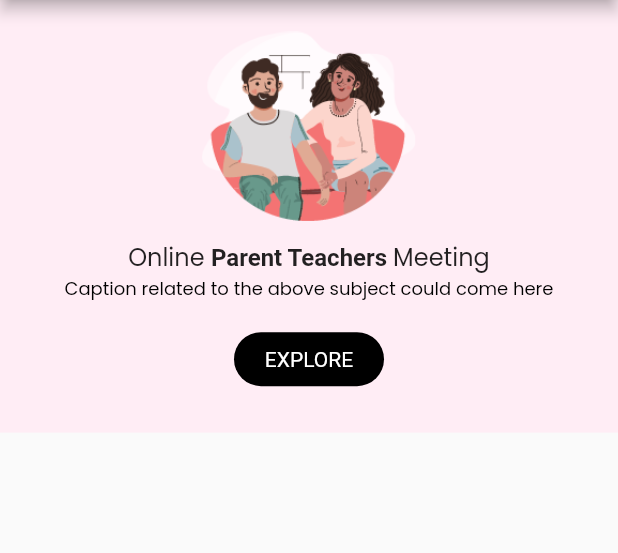
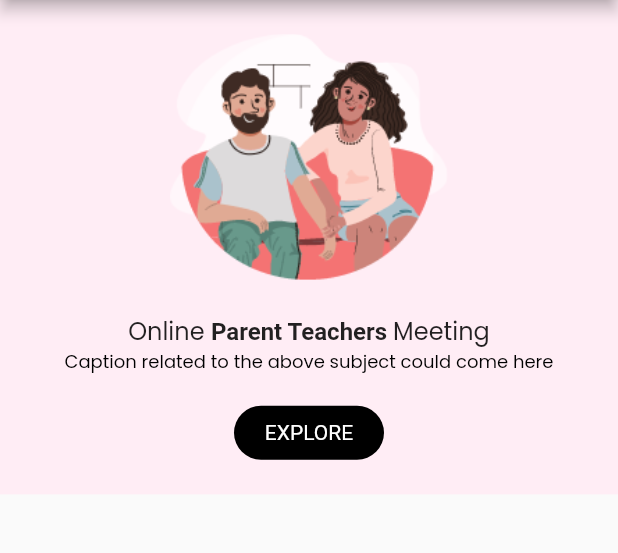
Before and after one commit to MMRoopa/coin_popup, a Flutter app: the PromoCard screen opened directly, on a phone screen of 412 x 824 dp, the part 84-637 px from its top. Run offline on Flutter 3.47's test engine with Material 2 defaults, Android fonts, the phone set to English and light mode, and no system bars; drawn by our look-alikes of auto_size_text.

Commit message:
image height and widget function corrections

```diff
--- a/lib/promo_card.dart
+++ b/lib/promo_card.dart
@@ -1,7 +1,5 @@
 import 'package:auto_size_text/auto_size_text.dart';
 import 'package:flutter/material.dart';
-
-import 'main.dart';
 
 class PromoCard extends StatefulWidget {
   const PromoCard({Key? key}) : super(key: key);
@@ -15,44 +13,27 @@ class _PromoCardState extends State<PromoCard> {
   Widget build(BuildContext context) {
     return Scaffold(
       appBar: AppBar(title: const Text('Promocard')),
-      body: const PromoWidget(playHome: DialogPopUp()),
+      body: promoWidget(context),
     );
   }
 }
 
-class PromoWidget extends StatefulWidget {
-  final DialogPopUp playHome;
-
-  const PromoWidget({
-    Key? key,
-    required this.playHome,
-  }) : super(key: key);
-
-  @override
-  State<PromoWidget> createState() => _PromoWidgetState();
-}
-
-class _PromoWidgetState extends State<PromoWidget> {
-  @override
-  Widget build(BuildContext context) {
+Widget promoWidget(BuildContext context) {
   return Container(
     alignment: Alignment.center,
     decoration: const BoxDecoration(color: Color(0xFFFFEDF5)),
-      height: MediaQuery.of(context).size.height * 0.35,
+    height: MediaQuery.of(context).size.height * 0.40,
     child: Column(
       mainAxisAlignment: MainAxisAlignment.center,
       crossAxisAlignment: CrossAxisAlignment.center,
       children: <Widget>[
-          Center(
-            child: Padding(
+        Padding(
           padding: const EdgeInsets.all(10.0),
           child: Image.asset(
             "assets/group_6075.png",
-                width: MediaQuery.of(context).size.width,
-                height:
-                    ((MediaQuery.of(context).size.width * 720) / 1270) * 0.55,
+            width: MediaQuery.of(context).size.width * 0.45,
+            height: MediaQuery.of(context).size.width * 0.45,
             alignment: Alignment.center,
-              ),
           ),
         ),
         const AutoSizeText.rich(
@@ -86,11 +67,8 @@ class _PromoWidgetState extends State<PromoWidget> {
           padding: const EdgeInsets.only(top: 20.0, bottom: 20.0),
           child: GestureDetector(
             onTap: () {
-                showDialog(
-                  context: context,
-                  builder: (context) => widget.playHome,
-                );
-                //  widget.playHome;
+              // print('Explore');
+              // call game play home screen
             },
             child: Container(
               alignment: Alignment.center,
@@ -115,4 +93,3 @@ class _PromoWidgetState extends State<PromoWidget> {
     ),
   );
 }
-}
```
Lines whose indentation alone changed are shown as unchanged.
